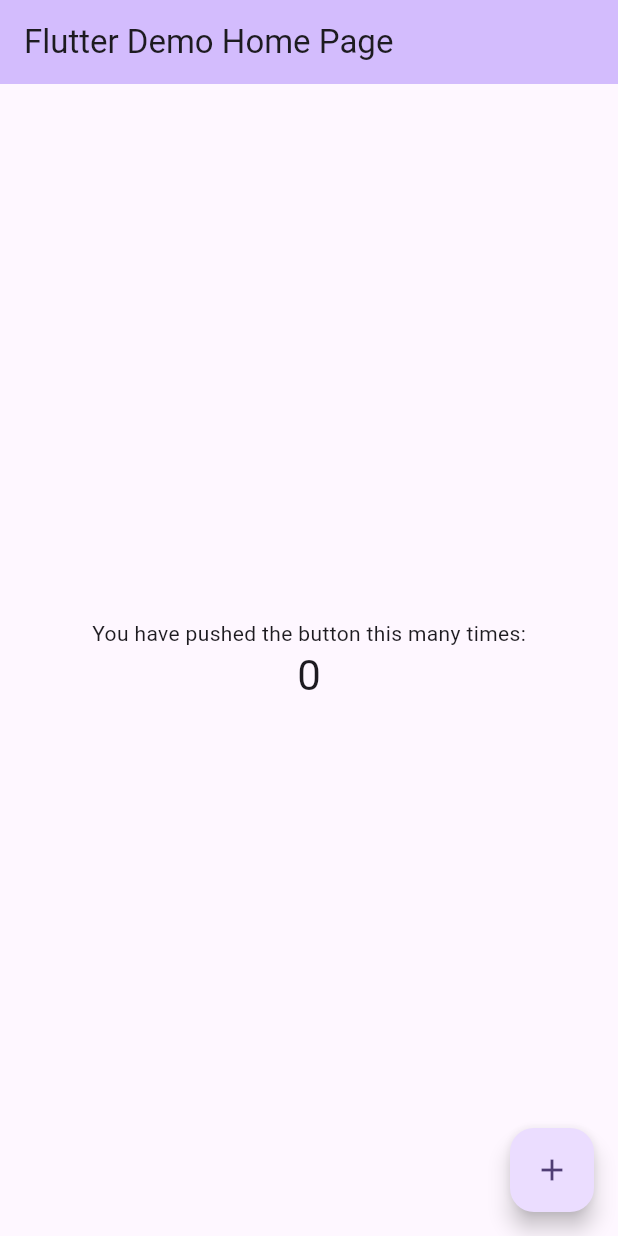
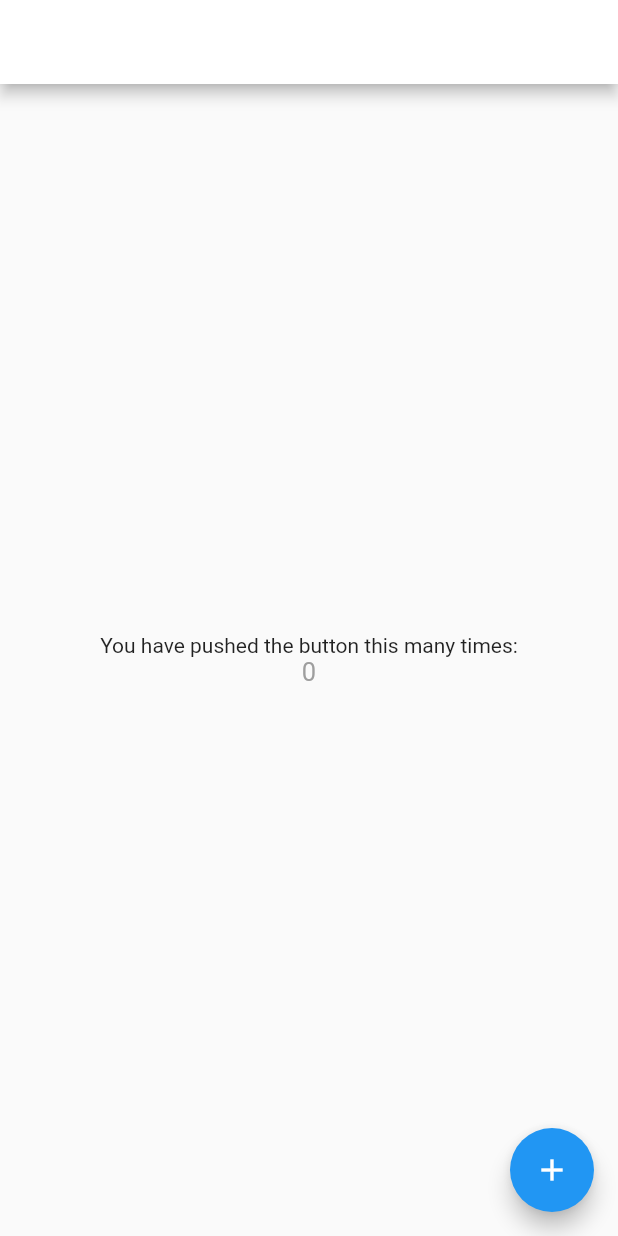
Before and after one commit to coar14/hive_todoapp, a Flutter app: the screen it shows after launch, on a phone screen of 412 x 824 dp. Run offline on Flutter 3.47's test engine with Material 2 defaults, Android fonts, the phone set to English and light mode, and no system bars.

Commit message:
themedata updated

```diff
--- a/hive_todoapp/lib/main.dart
+++ b/hive_todoapp/lib/main.dart
@@ -7,29 +7,50 @@ void main() {
 class MyApp extends StatelessWidget {
   const MyApp({super.key});
 
-  // This widget is the root of your application.
   @override
   Widget build(BuildContext context) {
     return MaterialApp(
-      title: 'Flutter Demo',
+      debugShowCheckedModeBanner: false,
+      title: 'Hive Todo App',
       theme: ThemeData(
-        // This is the theme of your application.
-        //
-        // TRY THIS: Try running your application with "flutter run". You'll see
-        // the application has a blue toolbar. Then, without quitting the app,
-        // try changing the seedColor in the colorScheme below to Colors.green
-        // and then invoke "hot reload" (save your changes or press the "hot
-        // reload" button in a Flutter-supported IDE, or press "r" if you used
-        // the command line to start the app).
-        //
-        // Notice that the counter didn't reset back to zero; the application
-        // state is not lost during the reload. To reset the state, use hot
-        // restart instead.
-        //
-        // This works for code too, not just values: Most code changes can be
-        // tested with just a hot reload.
-        colorScheme: ColorScheme.fromSeed(seedColor: Colors.deepPurple),
-        useMaterial3: true,
+        textTheme: const TextTheme(
+          displayLarge: TextStyle(
+            color: Colors.black,
+            fontSize: 45,
+            fontWeight: FontWeight.bold,
+          ),
+          titleMedium: TextStyle(
+            color: Colors.grey,
+            fontSize: 16,
+            fontWeight: FontWeight.w300,
+          ),
+          displayMedium: TextStyle(
+            color: Colors.white,
+            fontSize: 21,
+          ),
+          displaySmall: TextStyle(
+            color: Color.fromARGB(255, 234, 234, 234),
+            fontSize: 14,
+            fontWeight: FontWeight.w400,
+          ),
+          headlineMedium: TextStyle(
+            color: Colors.grey,
+            fontSize: 17,
+          ),
+          headlineSmall: TextStyle(
+            color: Colors.grey,
+            fontSize: 16,
+          ),
+          titleSmall: TextStyle(
+            color: Colors.black,
+            fontWeight: FontWeight.w500,
+          ),
+          titleLarge: TextStyle(
+            color: Colors.black,
+            fontSize: 40,
+            fontWeight: FontWeight.w300,
+          ),
+        ),
       ),
       home: const MyHomePage(title: 'Flutter Demo Home Page'),
     );
@@ -38,16 +59,6 @@ class MyApp extends StatelessWidget {
 
 class MyHomePage extends StatefulWidget {
   const MyHomePage({super.key, required this.title});
-
-  // This widget is the home page of your application. It is stateful, meaning
-  // that it has a State object (defined below) that contains fields that affect
-  // how it looks.
-
-  // This class is the configuration for the state. It holds the values (in this
-  // case the title) provided by the parent (in this case the App widget) and
-  // used by the build method of the State. Fields in a Widget subclass are
-  // always marked "final".
-
   final String title;
 
   @override
@@ -59,50 +70,19 @@ class _MyHomePageState extends State<MyHomePage> {
 
   void _incrementCounter() {
     setState(() {
-      // This call to setState tells the Flutter framework that something has
-      // changed in this State, which causes it to rerun the build method below
-      // so that the display can reflect the updated values. If we changed
-      // _counter without calling setState(), then the build method would not be
-      // called again, and so nothing would appear to happen.
       _counter++;
     });
   }
 
   @override
   Widget build(BuildContext context) {
-    // This method is rerun every time setState is called, for instance as done
-    // by the _incrementCounter method above.
-    //
-    // The Flutter framework has been optimized to make rerunning build methods
-    // fast, so that you can just rebuild anything that needs updating rather
-    // than having to individually change instances of widgets.
     return Scaffold(
       appBar: AppBar(
-        // TRY THIS: Try changing the color here to a specific color (to
-        // Colors.amber, perhaps?) and trigger a hot reload to see the AppBar
-        // change color while the other colors stay the same.
         backgroundColor: Theme.of(context).colorScheme.inversePrimary,
-        // Here we take the value from the MyHomePage object that was created by
-        // the App.build method, and use it to set our appbar title.
         title: Text(widget.title),
       ),
       body: Center(
-        // Center is a layout widget. It takes a single child and positions it
-        // in the middle of the parent.
         child: Column(
-          // Column is also a layout widget. It takes a list of children and
-          // arranges them vertically. By default, it sizes itself to fit its
-          // children horizontally, and tries to be as tall as its parent.
-          //
-          // Column has various properties to control how it sizes itself and
-          // how it positions its children. Here we use mainAxisAlignment to
-          // center the children vertically; the main axis here is the vertical
-          // axis because Columns are vertical (the cross axis would be
-          // horizontal).
-          //
-          // TRY THIS: Invoke "debug painting" (choose the "Toggle Debug Paint"
-          // action in the IDE, or press "p" in the console), to see the
-          // wireframe for each widget.
           mainAxisAlignment: MainAxisAlignment.center,
           children: <Widget>[
             const Text(
@@ -119,7 +99,7 @@ class _MyHomePageState extends State<MyHomePage> {
         onPressed: _incrementCounter,
         tooltip: 'Increment',
         child: const Icon(Icons.add),
-      ), // This trailing comma makes auto-formatting nicer for build methods.
+      ),
     );
   }
 }
```
